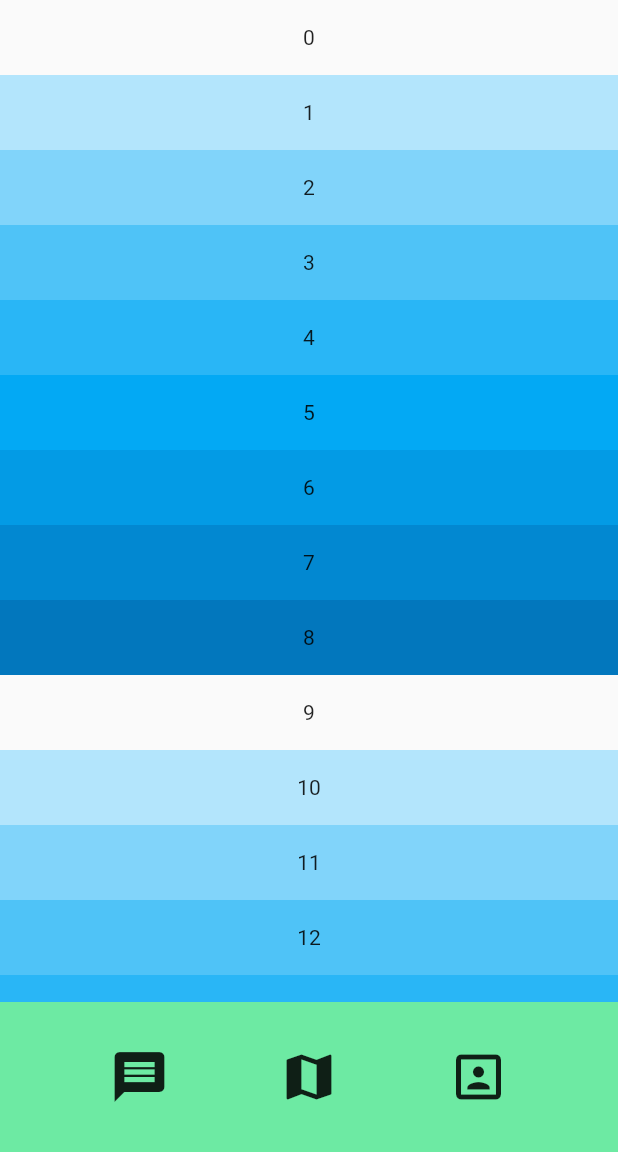
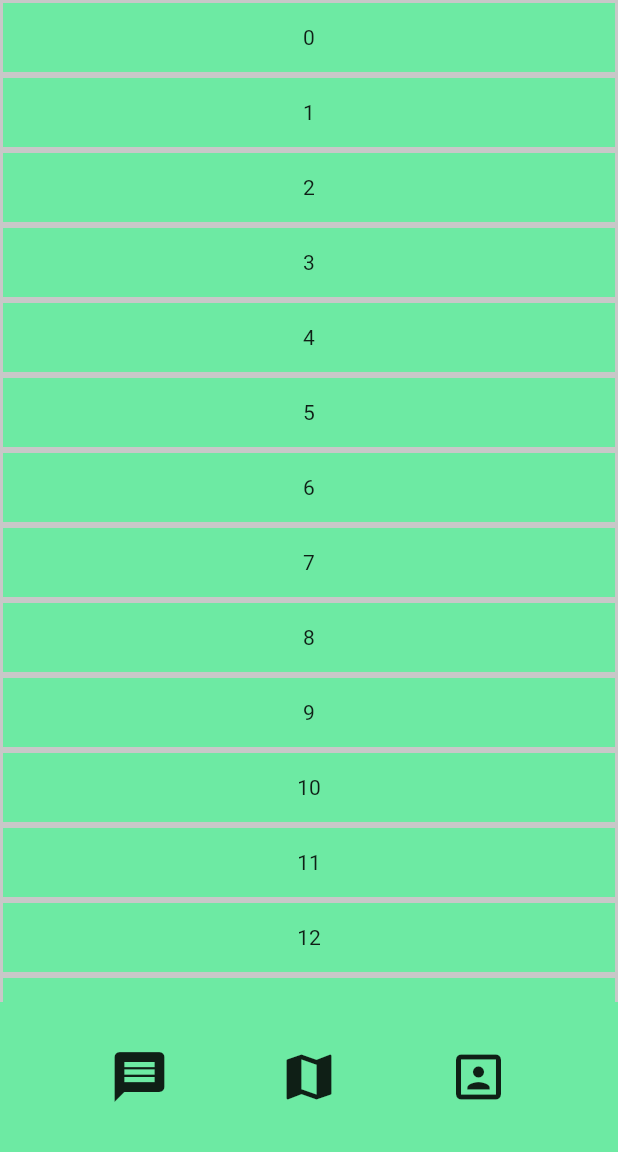
Before and after one commit to Tiaaaaaa/Frequency, a Flutter app: the DMPage screen opened directly, on a phone screen of 412 x 824 dp, the part 84-1236 px from its top. Run offline on Flutter 3.47's test engine with Material 2 defaults, Android fonts, the phone set to English and light mode, and no system bars.

Commit message:
cambiato stile collegamento chat

```diff
--- a/lib/direct_messages.dart
+++ b/lib/direct_messages.dart
@@ -18,6 +18,9 @@ class DMPage extends StatelessWidget {
         Text("  Username")
       ],
     );
+
+    BorderSide bs = BorderSide(color: borderColor, width: 2);
+    Border border = Border(bottom: bs, left: bs, right: bs, top: bs);
 
     Widget chats = CustomScrollView(
       slivers: [
@@ -41,7 +44,8 @@ class DMPage extends StatelessWidget {
                 },
                 child: Container(
                   alignment: Alignment.center,
-                  color: Colors.lightBlue[100 * (index % 9)],
+                  decoration:
+                      BoxDecoration(border: border, color: primaryColor),
                   child: Text(index.toString()),
                 ),
               );
```
